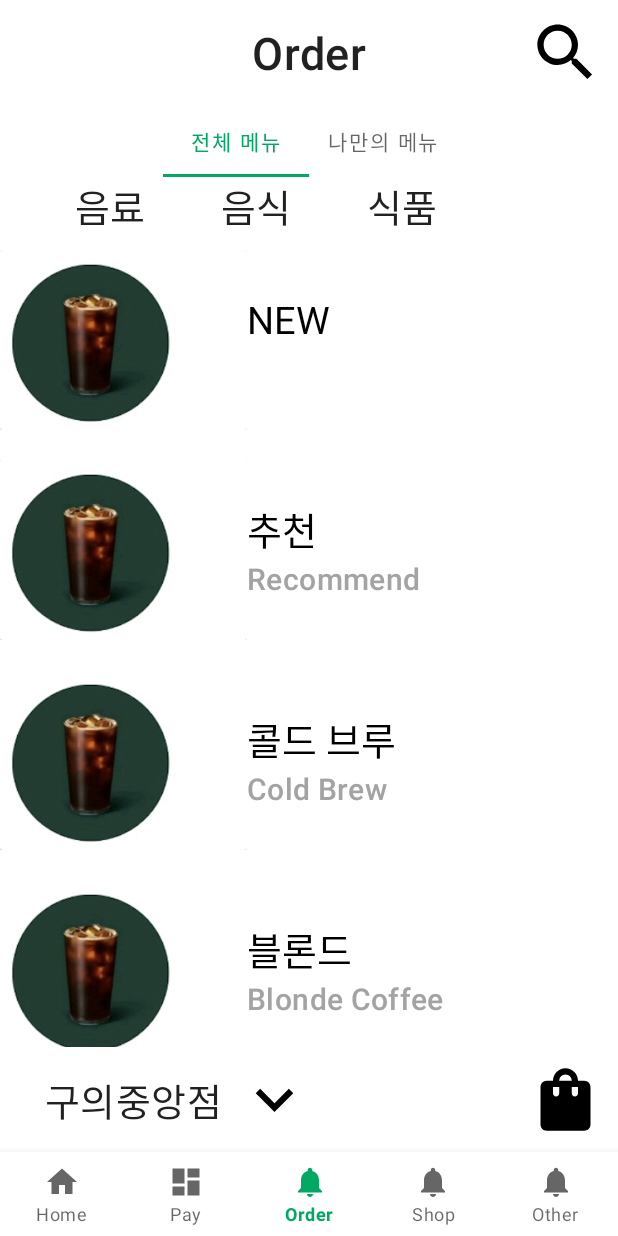
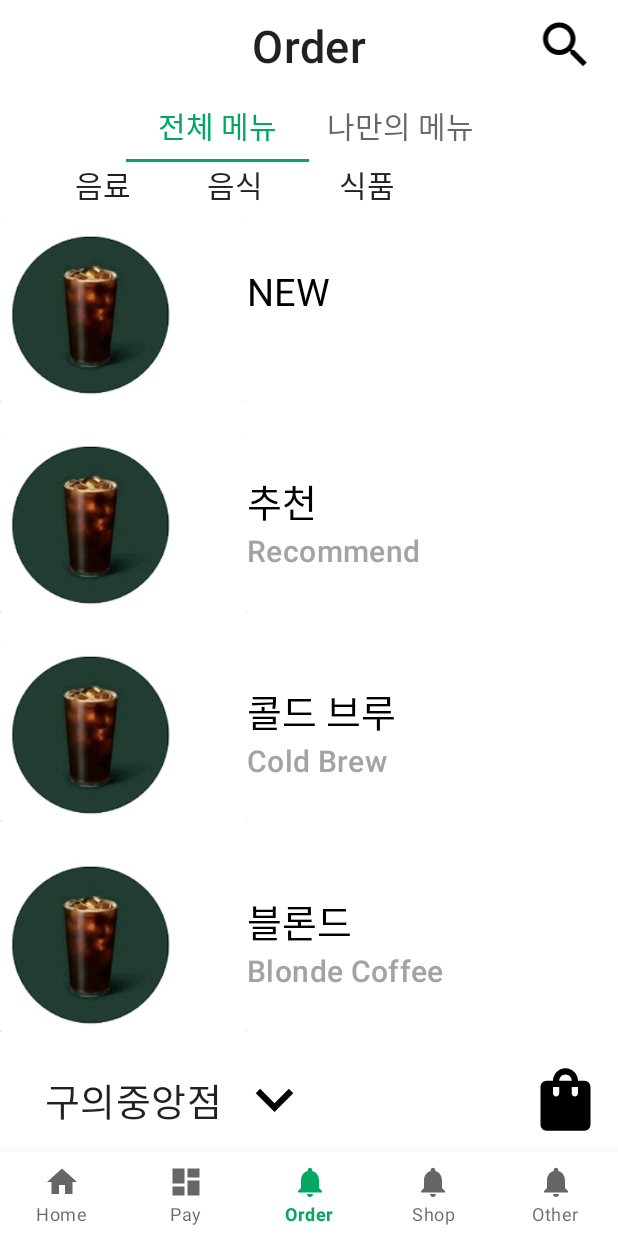
Before and after one commit to Konkuk-KUIT/KUIT1_HACKATHON_team2-Android, an Android app: the screen it shows after launch (MainActivity), item 3 of the bottom bar chosen, on a phone screen of 412 x 824 dp. Run offline under Robolectric (Android 15) with nearby library versions, the phone set to English and light mode, and no system bars.

Commit message:
+ Order완성(tab크기수정)

```diff
--- a/app/src/main/res/layout/fragment_my_menu.xml
+++ b/app/src/main/res/layout/fragment_my_menu.xml
@@ -7,6 +7,7 @@
     android:orientation="horizontal">
 
     <androidx.constraintlayout.widget.ConstraintLayout
+        android:id="@+id/image_cl"
         android:layout_width="0dp"
         android:layout_height="wrap_content"
         android:layout_weight="2">
@@ -28,7 +29,8 @@
     <androidx.constraintlayout.widget.ConstraintLayout
         android:layout_width="0dp"
         android:layout_height="wrap_content"
-        android:layout_gravity="center_vertical"
+        android:layout_marginTop="30dp"
+        app:layout_constraintStart_toEndOf="@id/image_cl"
         android:layout_weight="3">
 
         <TextView
--- a/app/src/main/res/layout/fragment_order.xml
+++ b/app/src/main/res/layout/fragment_order.xml
@@ -29,7 +29,7 @@
         <ImageView
             android:id="@+id/search_iv"
             android:layout_width="50dp"
-            android:layout_height="50dp"
+            android:layout_height="40dp"
             android:layout_gravity="right"
             android:layout_margin="10dp"
             android:src="@drawable/baseline_search_24"
@@ -59,6 +59,7 @@
                 android:layout_height="wrap_content"
                 app:tabGravity="center"
                 app:tabMode="fixed"
+                app:tabTextAppearance="@style/tab_text"
                 app:layout_constraintStart_toStartOf="parent"
                 app:layout_constraintTop_toTopOf="parent" />
 
@@ -74,7 +75,7 @@
                     android:layout_height="wrap_content"
                     app:tabMode="fixed"
                     android:text="음료"
-                    android:textSize="25sp"
+                    android:textSize="20sp"
                     android:layout_marginLeft="50dp"
                     android:textAppearance="?attr/textAppearanceHeadline6"
                     app:layout_constraintStart_toStartOf="parent" />
@@ -85,7 +86,7 @@
                     android:layout_height="wrap_content"
                     app:tabMode="fixed"
                     android:text="음식"
-                    android:textSize="25sp"
+                    android:textSize="20sp"
                     android:layout_marginLeft="50dp"
                     android:textAppearance="?attr/textAppearanceHeadline6"
                     app:layout_constraintStart_toEndOf="@id/menu_tv2" />
@@ -96,7 +97,7 @@
                     android:layout_height="wrap_content"
                     app:tabMode="fixed"
                     android:text="식품"
-                    android:textSize="25sp"
+                    android:textSize="20sp"
                     android:layout_marginLeft="50dp"
                     android:textAppearance="?attr/textAppearanceHeadline6"
                     app:layout_constraintStart_toEndOf="@id/menu_tv3" />
--- /dev/null
+++ b/app/src/main/res/values/style.xml
@@ -0,0 +1,6 @@
+<?xml version="1.0" encoding="utf-8"?>
+<resources>
+    <style name="tab_text" parent="TextAppearance.Design.Tab">
+        <item name="android:textSize">20sp</item>
+    </style>
+</resources>
```
